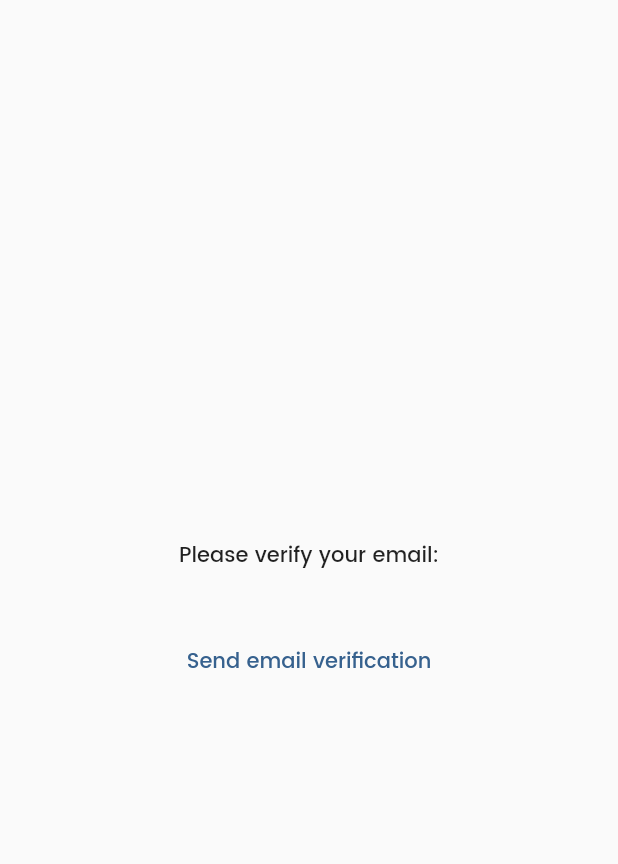
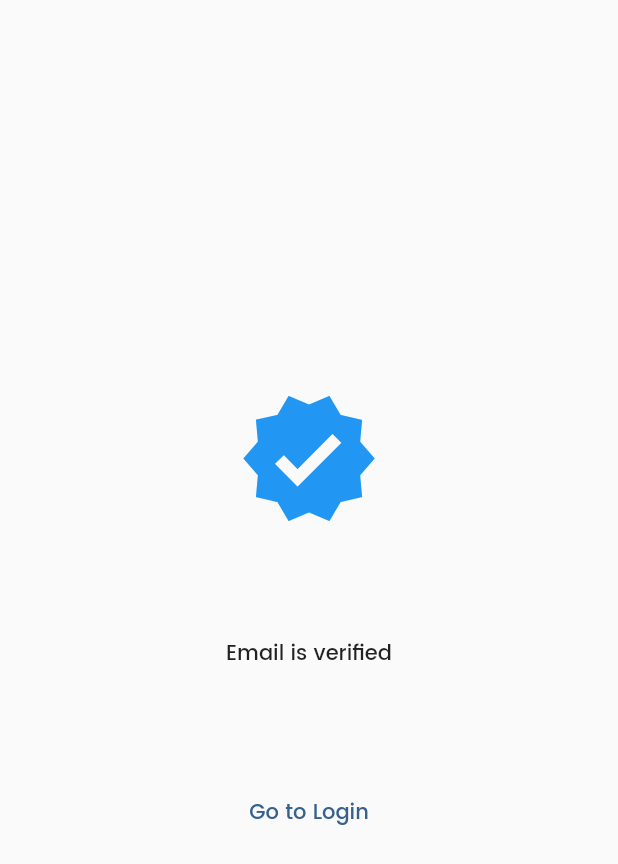
Before and after one commit to JirayuJanlert/flutter-mynotes, a Flutter app: the VerifyEmailView screen opened by its route, on a phone screen of 412 x 824 dp. Shown: the top 864 px of the screen. Run offline on Flutter 3.47's test engine with Material 2 defaults, Android fonts, the phone set to English and light mode, and no system bars; our stand-ins replace firebase_auth, firebase_core, flutter_screenutil, flutter_svg, loading_animation_widget; accounts and stored records are empty.

Commit message:
ch22 verify email

```diff
--- a/lib/constant/routes.dart
+++ b/lib/constant/routes.dart
@@ -2,4 +2,4 @@ const loginRoute = '/login/';
 const registerRoute = '/register/';
 const notesRoute = '/notes/';
 const welcomeRoute = '/welcome/';
-const verifyEmailRoute = '/verifyemail/';
+const verifyEmailRoute = '/verify-email/';
--- a/lib/views/home_page.dart
+++ b/lib/views/home_page.dart
@@ -28,7 +28,7 @@ class HomePage extends StatelessWidget {
                 if (user.emailVerified) {
                   return SafeArea(child: const NotesView());
                 } else {
-                  return const VerifyEmailView();
+                  return VerifyEmailView();
                 }
               } else {
                 return const WelcomeScreen();
--- a/lib/views/veiry_email_view.dart
+++ b/lib/views/veiry_email_view.dart
@@ -1,7 +1,13 @@
+import 'dart:async';
 
 import 'package:firebase_auth/firebase_auth.dart';
+import 'package:flutter/gestures.dart';
 import 'package:flutter/material.dart';
+import 'package:flutter_course/Utilities.dart';
+import 'package:flutter_course/constant/custom.dart';
+import 'package:flutter_course/constant/routes.dart';
 import 'package:flutter_screenutil/flutter_screenutil.dart';
+import 'package:loading_animation_widget/loading_animation_widget.dart';
 
 class VerifyEmailView extends StatefulWidget {
   const VerifyEmailView({super.key});
@@ -11,23 +17,144 @@ class VerifyEmailView extends StatefulWidget {
 }
 
 class _VerifyEmailViewState extends State<VerifyEmailView> {
+  bool isEmailVerified = false;
+  bool canResendEmail = true;
+  Timer? timer;
+
+  @override
+  void initState() {
+    isEmailVerified = FirebaseAuth.instance.currentUser!.emailVerified;
+
+    timer = Timer.periodic(
+      const Duration(seconds: 3),
+      (_) => checkEmailVerified(),
+    );
+    super.initState();
+  }
+
+  Future sendVerificationEmail() async {
+    try {
+      final user = FirebaseAuth.instance.currentUser!;
+      await user.sendEmailVerification();
+      setState(() => canResendEmail = false);
+      await Future.delayed(Duration(seconds: 5));
+      setState(() => canResendEmail = true);
+    } catch (e) {
+      await showAlertDialogOk(e.toString(), 'Error', context);
+    }
+  }
+
+  Future checkEmailVerified() async {
+    await FirebaseAuth.instance.currentUser!.reload();
+    setState(() {
+      isEmailVerified = FirebaseAuth.instance.currentUser!.emailVerified;
+    });
+    if (isEmailVerified) {
+      timer?.cancel();
+    }
+  }
+
+  @override
+  void dispose() {
+    // TODO: implement dispose
+    timer?.cancel();
+    super.dispose();
+  }
+
   @override
   Widget build(BuildContext context) {
+    if (!isEmailVerified) {
       return Scaffold(
         body: Center(
           child: Column(mainAxisAlignment: MainAxisAlignment.center, children: [
-          Text('Please verify your email:'),
+            Icon(
+              Icons.verified,
+              color: Colors.black38,
+              size: 250.sp,
+            ),
+            SizedBox(
+              height: ScreenUtil().setHeight(200),
+            ),
+            const Text(
+              'A verification email has been sent to your email',
+              textAlign: TextAlign.center,
+            ),
             SizedBox(
               height: ScreenUtil().setHeight(100),
             ),
+            Padding(
+              padding: const EdgeInsets.symmetric(horizontal: 20),
+              child: TextButton.icon(
+                  style: ButtonStyle(
+                      minimumSize:
+                          MaterialStateProperty.all(Size.fromHeight(30)),
+                      backgroundColor:
+                          MaterialStateProperty.all(CustomColor.kPrimaryColor)),
+                  onPressed: canResendEmail
+                      ? () async => await sendVerificationEmail()
+                      : null,
+                  icon: const Icon(
+                    Icons.email,
+                    color: Colors.white,
+                  ),
+                  label: const Text(
+                    'Resend email verification',
+                    style: TextStyle(color: Colors.white),
+                  )),
+            ),
+            SizedBox(
+              height: ScreenUtil().setHeight(20),
+            ),
             TextButton(
                 onPressed: () async {
-                final user = FirebaseAuth.instance.currentUser;
-                await user?.sendEmailVerification();
+                  if (mounted) {
+                    await FirebaseAuth.instance.signOut().then((value) {
+                      Navigator.pushNamedAndRemoveUntil(
+                          context, loginRoute, (route) => false);
+                    });
+                  }
                 },
-              child: const Text('Send email verification'))
+                child: const Text(
+                  'Cancel',
+                  style: TextStyle(
+                    color: Colors.black54,
+                  ),
+                )),
+          ]),
+        ),
+      );
+    } else {
+      return Scaffold(
+        body: Center(
+          child: Column(mainAxisAlignment: MainAxisAlignment.center, children: [
+            Icon(
+              Icons.verified,
+              color: Colors.blue,
+              size: 250.sp,
+            ),
+            SizedBox(
+              height: ScreenUtil().setHeight(200),
+            ),
+            const Text(
+              "Email is verified",
+              textAlign: TextAlign.center,
+            ),
+            SizedBox(
+              height: ScreenUtil().setHeight(200),
+            ),
+            TextButton(
+                onPressed: () async {
+                  if (mounted) {
+                    await FirebaseAuth.instance.signOut().then((value) {
+                      Navigator.pushNamedAndRemoveUntil(
+                          context, loginRoute, (route) => false);
+                    });
+                  }
+                },
+                child: const Text('Go to Login')),
           ]),
         ),
       );
     }
   }
+}
--- a/pubspec.yaml
+++ b/pubspec.yaml
@@ -36,7 +36,7 @@ dependencies:
   # Use with the CupertinoIcons class for iOS style icons.
   cupertino_icons: ^1.0.2
   firebase_core: ^2.7.0
-  firebase_auth: ^4.2.9
+  firebase_auth: ^4.2.10
   cloud_firestore: ^4.4.3
   firebase_analytics: ^10.1.4
   flutter_screenutil: ^5.6.1
```
Also changed, not shown: lib/views/register_view.dart (+11 -6 lines), lib/services/firebase_auth_function.dart (added), pubspec.lock. Lines whose indentation alone changed are shown as unchanged.
